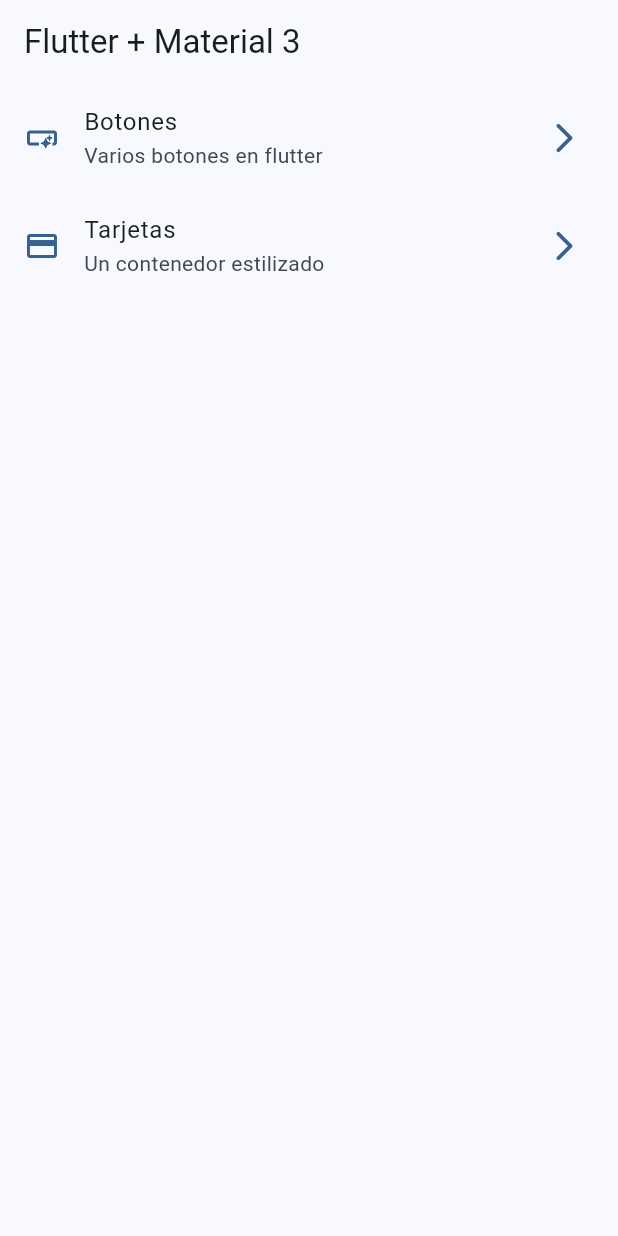
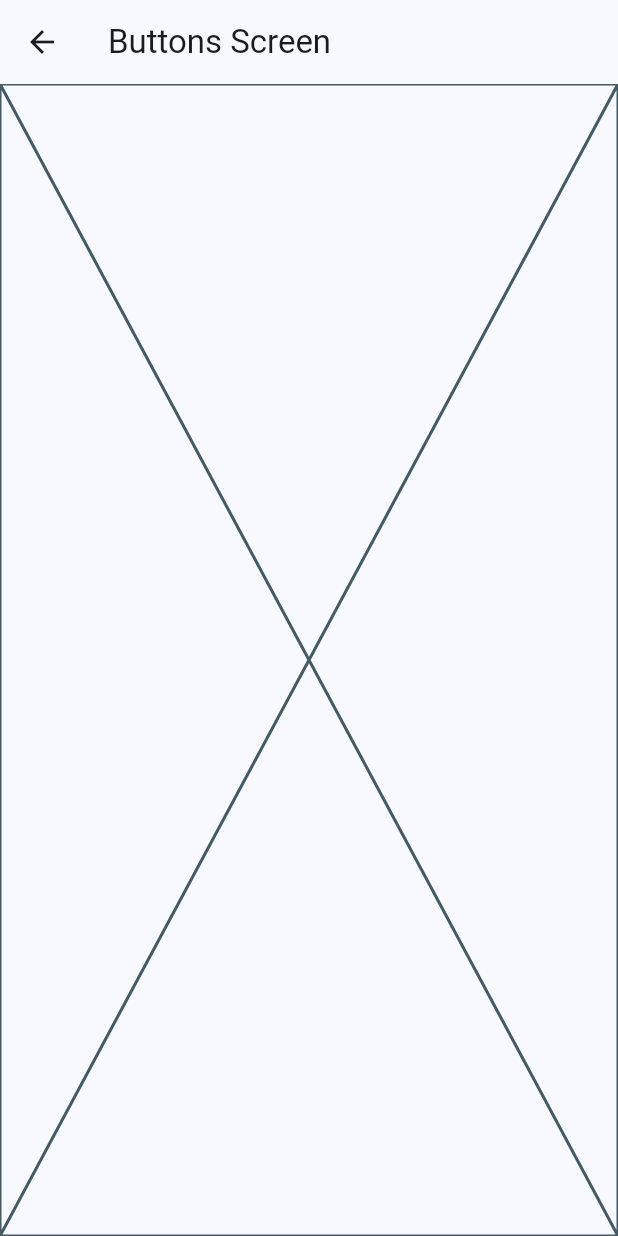
Before and after one commit to fisico-alienado/widgets-app-flutter, a Flutter app: the screen it shows after launch, after a tap on "Botones", on a phone screen of 412 x 824 dp. Run offline on Flutter 3.47's test engine with Material 2 defaults, Android fonts, the phone set to English and light mode, and no system bars.

Commit message:
Navegación entre pantallas con 'Navigator'

```diff
--- a/lib/config/menu/menu_items.dart
+++ b/lib/config/menu/menu_items.dart
@@ -26,7 +26,7 @@
   MenuItem(
     title: 'Tarjetas',
     subTitle: 'Un contenedor estilizado',
-    link: '/card',
+    link: '/cards',
     icon: Icons.credit_card
   ),
 ];
--- a/lib/main.dart
+++ b/lib/main.dart
@@ -1,5 +1,7 @@
 import 'package:flutter/material.dart';
 import 'package:widgets_riverpod_app/config/theme/app_theme.dart';
+import 'package:widgets_riverpod_app/presentation/screens/buttons/buttons_screen.dart';
+import 'package:widgets_riverpod_app/presentation/screens/cards/cards_screen.dart';
 import 'package:widgets_riverpod_app/presentation/screens/home/home_screen.dart';
 
 void main() {
@@ -14,7 +16,11 @@
     return MaterialApp(
       debugShowCheckedModeBanner: false,
       theme: AppTheme(selectedColor: 0).getTheme(),
-      home: const HomeScreen()
+      home: const HomeScreen(),
+      routes: {
+        '/buttons': (context) => const ButtonsScreen(),
+        '/cards': (context) => const CardsScreen(),
+      },
     );
   }
 }
--- /dev/null
+++ b/lib/presentation/screens/buttons/buttons_screen.dart
@@ -0,0 +1,15 @@
+import 'package:flutter/material.dart';
+
+class ButtonsScreen extends StatelessWidget {
+  const ButtonsScreen({super.key});
+
+  @override
+  Widget build(BuildContext context) {
+    return Scaffold( // Poniendo Scaffold ya estamos indicando que es otra pantalla
+      appBar: AppBar(
+        title: const Text('Buttons Screen'),
+      ),
+      body: const Placeholder(),
+    );
+  }
+}
--- a/lib/presentation/screens/home/home_screen.dart
+++ b/lib/presentation/screens/home/home_screen.dart
@@ -1,5 +1,6 @@
 import 'package:flutter/material.dart';
 import 'package:widgets_riverpod_app/config/menu/menu_items.dart';
+import 'package:widgets_riverpod_app/presentation/screens/buttons/buttons_screen.dart';
 
 class HomeScreen extends StatelessWidget {
   const HomeScreen({super.key});
@@ -11,7 +12,7 @@
         title: const Text('Flutter + Material 3'),
         // centerTitle: true, // mejor controlarlo desde el appTheme
       ),
-      body: _HomeView(),
+      body: const _HomeView(),
     );
   }
 }
@@ -50,7 +51,14 @@
       subtitle: Text(menuItem.subTitle),
       trailing: Icon(Icons.arrow_forward_ios_rounded, color: colors.primary),
       onTap: (){
-        // TODO: Navegar a otras pantallas
+        // ! Forma valida pero mejor con rutas
+        // Navigator.of(context).push(
+        //   MaterialPageRoute(
+        //     builder: (context) => const ButtonsScreen()
+        //   )
+        // );
+
+        Navigator.pushNamed(context, menuItem.link);
       },
     );
   }
```
Also changed, not shown: lib/presentation/screens/cards/cards_screen.dart (added, +15 -0 lines), 1 other file.
